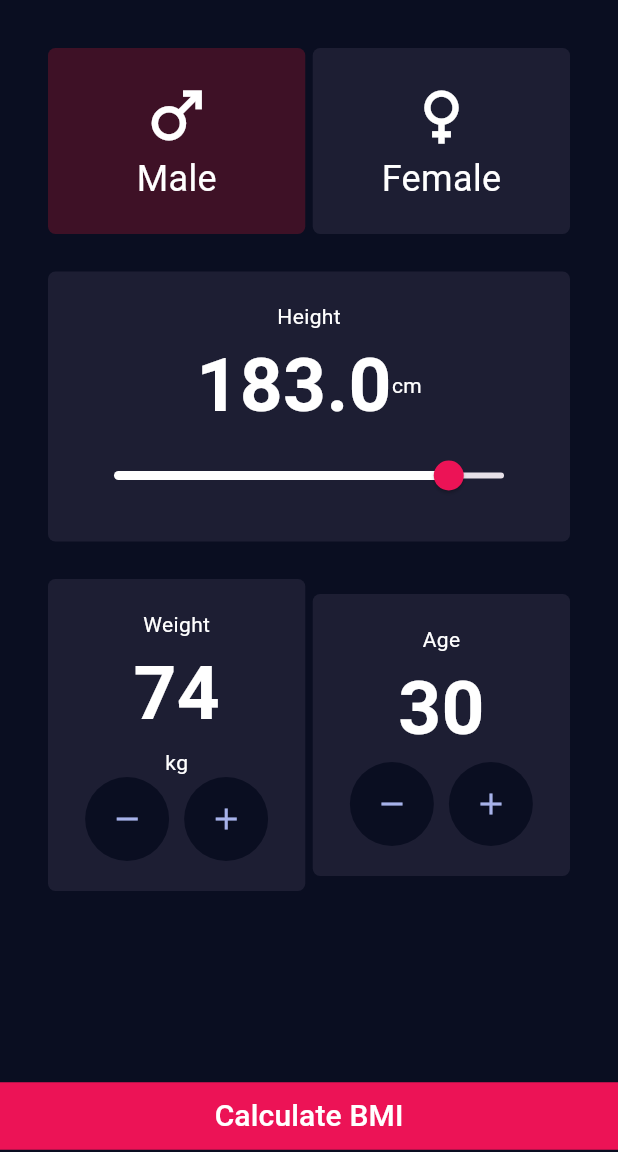
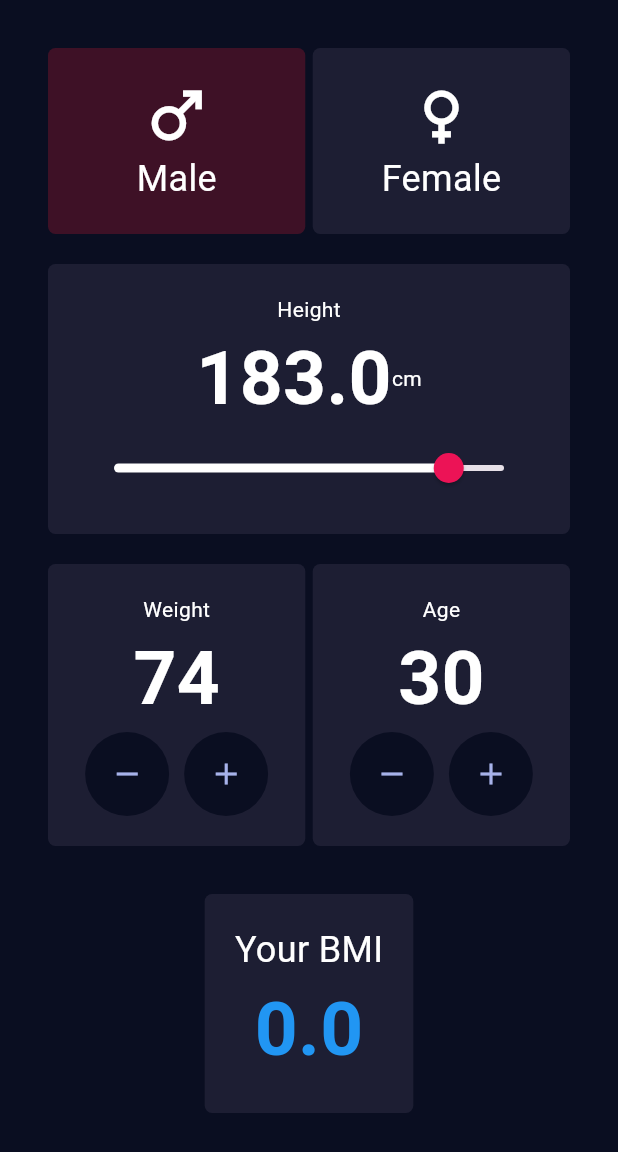
Before and after one commit to malishaperera/BMI_Calculator, a Flutter app: the screen it shows after launch, on a phone screen of 412 x 824 dp, the part 84-1236 px from its top. Run offline on Flutter 3.47's test engine with Material 3 defaults, Android fonts, the phone set to English and light mode, and no system bars.

Commit message:
Calculate BMI📱

```diff
--- a/lib/bmi_calculator.dart
+++ b/lib/bmi_calculator.dart
@@ -16,6 +16,24 @@ class _BMICalculatorPageState extends State<BMICalculatorPage> {
   double height = 183;
   int weight = 74;
   int age = 30;
+  double bmi = 0;
+
+  double calculateBMI({required int weight,required double height}) {
+    return weight / ((height / 100) * (height / 100));
+  }
+
+  Color getBMIColor(double bmi) {
+    if (bmi < 18.5) {
+      return Colors.blue; // Underweight
+    } else if (bmi < 25) {
+      return Colors.green; // Normal weight
+    } else if (bmi < 30) {
+      return Colors.orange; // Overweight
+    } else {
+      return Colors.red; // Obesity
+    }
+
+  }
    static const Color kBackgroundColor = Color(0xFF0A0E21);
   @override
   Widget build(BuildContext context) {
@@ -31,7 +49,7 @@ class _BMICalculatorPageState extends State<BMICalculatorPage> {
         title: const Text("BMI Calculator"),
         centerTitle: true,
       ),
-      body:Container(
+      body:SizedBox(
         width: double.infinity,
         child: Column(
           mainAxisAlignment: MainAxisAlignment.start,
@@ -50,6 +68,10 @@ class _BMICalculatorPageState extends State<BMICalculatorPage> {
                             setState(() {
                               isMale = true;
                             });
+                            var bmiValue = calculateBMI(weight:weight, height:height);
+                              setState(() {
+                                bmi = bmiValue;
+                              });
                           },
                           child: Container(
                             padding: const EdgeInsets.all(20),
@@ -78,6 +100,10 @@ class _BMICalculatorPageState extends State<BMICalculatorPage> {
                             setState(() {
                               isMale = false;
                             });
+                            var bmiValue = calculateBMI(weight:weight, height:height);
+                              setState(() {
+                                bmi = bmiValue;
+                              });
                           },
                           child: Container(
                             decoration:!isMale
@@ -101,7 +127,7 @@ class _BMICalculatorPageState extends State<BMICalculatorPage> {
                       ),
                     ],
                   ),
-                  const SizedBox(height: 25,),
+                  const SizedBox(height: 20,),
                   Container(
                     decoration: kTileBorderDecoration,
                     padding: const EdgeInsets.all(20),
@@ -133,6 +159,10 @@ class _BMICalculatorPageState extends State<BMICalculatorPage> {
                             setState(() {
                               height = value;
                             });
+                            var bmiValue = calculateBMI(weight:weight, height:height);
+                              setState(() {
+                                bmi = bmiValue;
+                              });
                           },
                           thumbColor: kButtonColor,
                           activeColor: Colors.white,
@@ -142,7 +172,7 @@ class _BMICalculatorPageState extends State<BMICalculatorPage> {
                       ],
                     ),
                   ),
-                  const SizedBox(height: 25,),
+                  const SizedBox(height: 20,),
                   Row(
                     mainAxisAlignment: MainAxisAlignment.center,
                     children: [
@@ -156,7 +186,7 @@ class _BMICalculatorPageState extends State<BMICalculatorPage> {
                               style: TextStyle(color: kActiveTextColor),),
                               Text("$weight",
                               style:const TextStyle(fontSize: 50,fontWeight: FontWeight.bold,color: kActiveTextColor),),
-                              Text("kg",style: TextStyle(color: kActiveTextColor),),
+                              // Text("kg",style: TextStyle(color: kActiveTextColor),),
                               Row(
                                 mainAxisAlignment: MainAxisAlignment.center,
                                 children: [
@@ -170,8 +200,12 @@ class _BMICalculatorPageState extends State<BMICalculatorPage> {
                                       0.5
                                      ),
                                     onPressed: (){
+
+                                        if( weight > 25) {weight--;}
+
+                                      var bmiValue = calculateBMI(weight:weight, height:height);
                                       setState(() {
-                                        if( weight > 25) {weight--;}
+                                        bmi = bmiValue;
                                       });
                                     } ,
                                     child: Icon(Icons.remove,color: kScaleButtonColor),
@@ -186,8 +220,12 @@ class _BMICalculatorPageState extends State<BMICalculatorPage> {
                                       0.5
                                      ),
                                     onPressed: (){
+
+                                          if( weight < 250) {weight++;}
+
+                                      var bmiValue = calculateBMI(weight:weight, height:height);
                                       setState(() {
-                                          if( weight < 250) {weight++;}
+                                        bmi = bmiValue;
                                       });
                                     } ,
                                     child: Icon(Icons.add,color: kScaleButtonColor),
@@ -213,16 +251,23 @@ class _BMICalculatorPageState extends State<BMICalculatorPage> {
                                   FloatingActionButton(
                                     backgroundColor: kBackgroundColor,
                                     elevation: 0,
+                                    // materialTapTargetSize: 500px,
                                     shape: ShapeBorder.lerp(
                                       const CircleBorder(),
                                       const CircleBorder(),
                                       0.5
                                      ),
                                     onPressed: (){
+
+                                        if( age > 10) {age--;}
+
+
+                                      var bmiValue = calculateBMI(weight:weight, height:height);
                                       setState(() {
-                                        if( age > 10) {age--;}
+                                        bmi = bmiValue;
                                       });
                                     } ,
+
                                     child: Icon(Icons.remove,color: kScaleButtonColor,),
                                   ),
                                   const SizedBox(width: 10,),
@@ -235,9 +280,11 @@ class _BMICalculatorPageState extends State<BMICalculatorPage> {
                                       0.5
                                      ),
                                     onPressed: (){
+                                          if( age < 100) {age++;}
+                                      var bmiValue = calculateBMI(weight:weight, height:height);
                                       setState(() {
-                                          if( age < 150) {age++;}
-                                      });
+                                        bmi = bmiValue;
+                                      });///this
                                     } ,
                                     child: Icon(Icons.add, color: kScaleButtonColor,),
                                   ),
@@ -251,24 +298,32 @@ class _BMICalculatorPageState extends State<BMICalculatorPage> {
               ]
               ),
             ),
-            const SizedBox(height: 25,),
-            Spacer(),
-            Row(
-              children: [
-                Expanded(
-                  child: TextButton(
-                    style: TextButton.styleFrom(
-                      backgroundColor: kButtonColor,
-                      shape: const RoundedRectangleBorder(),
-                      maximumSize: const Size(double.infinity, 80),
+
+            Container(
+              decoration: kTileBorderDecoration,
+              padding: const EdgeInsets.all(20),
+              child: Column(
+                children: [
+                  const Text("Your BMI",
+                    style: TextStyle(
+                      color: kActiveTextColor,
+                      fontSize: 24,
+                    )
+                  ),
+                  Text(
+                   bmi.toStringAsFixed(1),
+                    style: TextStyle(
+                      color: getBMIColor(bmi),
+                      fontSize: 50,fontWeight: FontWeight.bold
                     ),
-                    onPressed: () {},
-                    child: const Text("Calculate BMI",style: TextStyle(fontSize: 20,color: kActiveTextColor),),
+                  )
+                ],
+              )
 
-                  ),
-                ),
-              ],
+
             ),
+
+
           ],
         ),
       )
```
